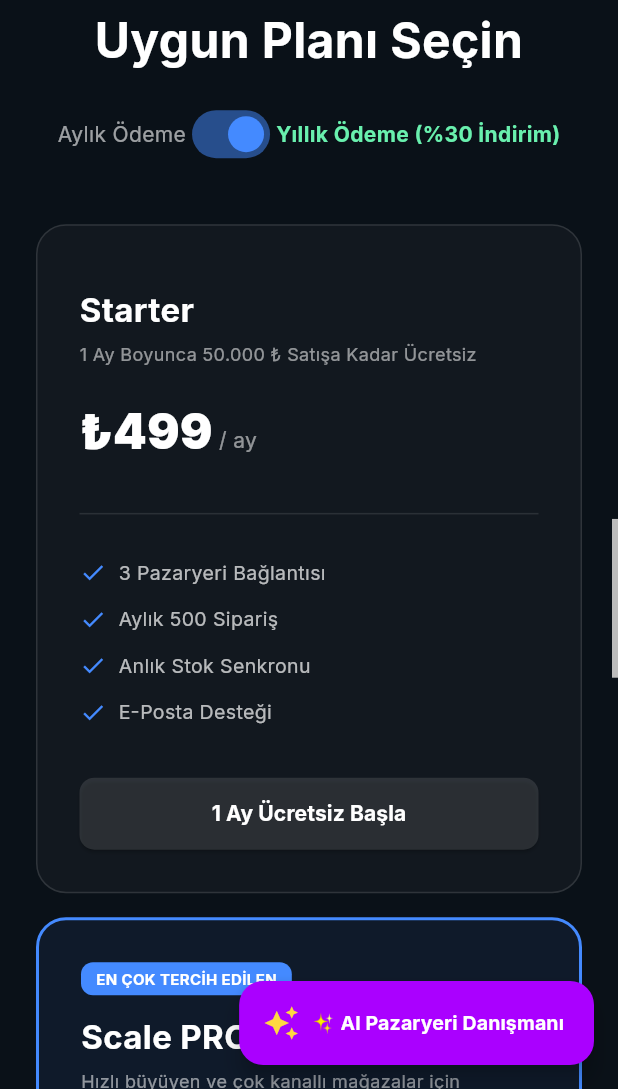
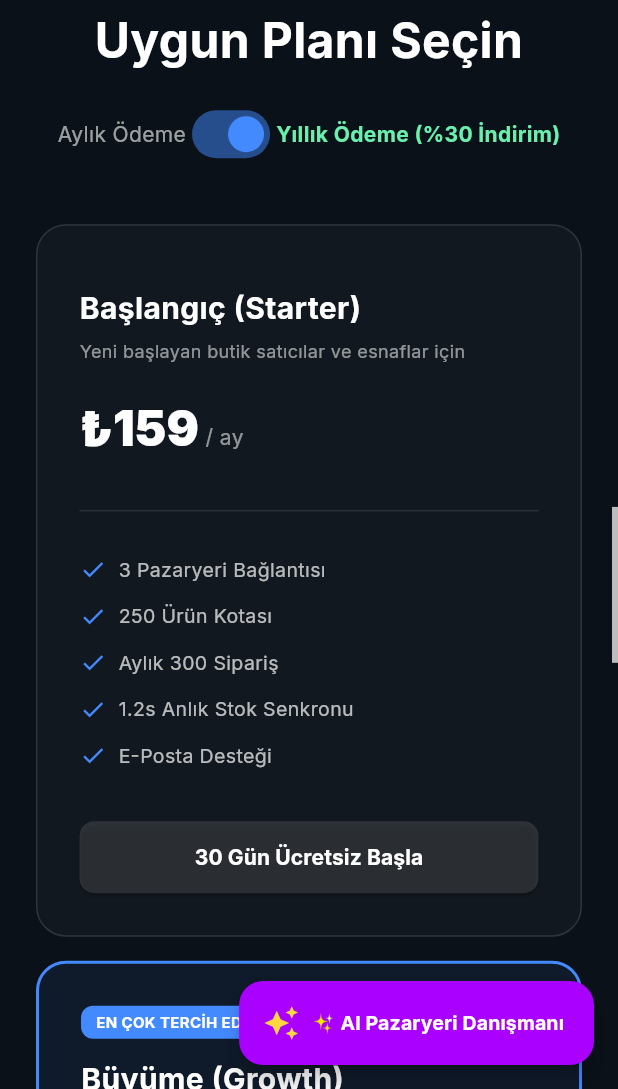
Before and after one commit to osmangdk/PazaryeriSaaS-Web, a Flutter app: the screen it shows after launch, scrolled down 3456 dp, on a phone screen of 412 x 824 dp, the part 147-1236 px from its top. Run offline on Flutter 3.47's test engine with Material 3 defaults, Android fonts, the phone set to English and light mode, and no system bars; our stand-ins replace dio, flutter_riverpod, go_router, google_fonts, shared_preferences; missing offline and left inert: dart:html.

Commit message:
Landing: Update pricing cards to Starter (199 TL), Growth (399 TL), Pro (799 TL) and replace 50.000 TL with standard 30-day / 3-marketplace trial

```diff
--- a/lib/data/api_service.dart
+++ b/lib/data/api_service.dart
@@ -233,9 +233,9 @@ class ApiService {
       };
     } else if (msg.contains('ücretsiz') || msg.contains('fiyat') || msg.contains('deneme') || msg.contains('paket') || msg.contains('kapsıyor')) {
       return {
-        'reply': '🎁 1 Ay (30 Gün) Boyunca 50.000 ₺ İşlem Hacmine Kadar %100 Ücretsiz!\n\nPazaryeriSaaS ı kredi kartı girmeden hemen deneyebilirsiniz:\n* 30 Gün Ücretsiz Kullanım\n* 50.000 ₺ Satış Hacmi & 50 Ürün Kotası\n* 3 Aktif Pazaryeri Bağlantısı (Trendyol, Hepsiburada, Amazon TR vb.)\n* 1.2s Gerçek Zamanlı Stok Senkronizasyonu\n* GİB E-Fatura & Kargo Barkodu Basımı',
+        'reply': '🎁 30 Gün Boyunca Kredi Kartsız %100 Ücretsiz Deneme!\n\nPazaryeriSaaS\'ı kredi kartı girmeden hemen deneyebilirsiniz:\n* 30 Gün Ücretsiz Kullanım\n* 3 Aktif Pazaryeri Bağlantısı (Trendyol, Hepsiburada, Amazon TR vb.)\n* 50 Ürün Kotası & Sınırsız Senkronizasyon\n* 1.2s Gerçek Zamanlı Stok Eşitleme\n* GİB E-Fatura & Kargo Barkodu Basımı',
         'suggestedActions': [
-          {'label': '🚀 1 Ay Ücretsiz Başla', 'actionType': 'go_register'},
+          {'label': '🚀 30 Gün Ücretsiz Başla', 'actionType': 'go_register'},
           {'label': '📞 Müşteri Temsilcisine Bağlan', 'actionType': 'open_support_channels'}
         ],
         'quickPrompts': ['Trendyol mağazamı nasıl bağlarım?', '2 Al 1 Öde nasıl açılır?']
@@ -252,9 +252,9 @@ class ApiService {
     }
 
     return {
-      'reply': 'Merhaba! Ben sizin AI Pazaryeri Danışmanınızım. 🤖\n\nSize aşağıdaki konularda 7/24 rehberlik edebilirim:\n* 🛒 2 Al 1 Öde & Promosyon Kampanyası Tanımlama\n* 🔗 Pazaryeri Mağaza Bağlantıları (Trendyol, Hepsiburada vb.)\n* ⚡ 1.2 Saniyelik Hızlı Stok Eşitleme Mantığı\n* 📑 GİB E-Fatura & Kargo Barkodu Basımı\n* 🖩 Akıllı Komisyon & Kârlı Fiyatlandırma Robotu\n* 🎁 1 Ay / 50.000 ₺ Ücretsiz Deneme Paketi Detayları\n\nBana sormak istediğiniz konuyu yazabilir veya aşağıdaki hızlı butonlara basabilirsiniz!',
+      'reply': 'Merhaba! Ben sizin AI Pazaryeri Danışmanınızım. 🤖\n\nSize aşağıdaki konularda 7/24 rehberlik edebilirim:\n* 🛒 2 Al 1 Öde & Promosyon Kampanyası Tanımlama\n* 🔗 Pazaryeri Mağaza Bağlantıları (Trendyol, Hepsiburada vb.)\n* ⚡ 1.2 Saniyelik Hızlı Stok Eşitleme Mantığı\n* 📑 GİB E-Fatura & Kargo Barkodu Basımı\n* 🖩 Akıllı Komisyon & Kârlı Fiyatlandırma Robotu\n* 🎁 30 Gün Ücretsiz Deneme Paketi Detayları\n\nBana sormak istediğiniz konuyu yazabilir veya aşağıdaki hızlı butonlara basabilirsiniz!',
       'suggestedActions': [
-        {'label': '🚀 1 Ay Ücretsiz Başla', 'actionType': 'go_register'},
+        {'label': '🚀 30 Gün Ücretsiz Başla', 'actionType': 'go_register'},
         {'label': '📞 Müşteri Temsilcisine Bağlan', 'actionType': 'open_support_channels'}
       ],
       'quickPrompts': ['1 Ay ücretsiz deneme nedir?', '2 Al 1 Öde nasıl açılır?', 'Stok senkronizasyonu nasıl çalışır?']
--- a/lib/ui/screens/landing_screen.dart
+++ b/lib/ui/screens/landing_screen.dart
@@ -33,7 +33,7 @@ class _LandingScreenState extends State<LandingScreen> {
     if (_aiMessages.isEmpty) {
       _aiMessages.add({
         'role': 'assistant',
-        'content': 'Merhaba! Ben sizin **AI Pazaryeri Danışmanınızım**. 🤖\n\nPazaryeri SaaS\'ın 1 Ay (30 gün) 50.000 ₺ ücretsiz deneme imkanı, 1.2s anlık stok eşitleme, 2 Al 1 Öde kampanya kurguları ve Trendyol/Hepsiburada entegrasyonu hakkında merak ettiğiniz her şeyi bana sorabilirsiniz.',
+        'content': 'Merhaba! Ben sizin **AI Pazaryeri Danışmanınızım**. 🤖\n\nPazaryeri SaaS\'ın 30 gün ücretsiz deneme imkanı (3 pazaryeri ve 50 ürün kotası), 1.2s anlık stok eşitleme, 2 Al 1 Öde kampanya kurguları ve Trendyol/Hepsiburada entegrasyonu hakkında merak ettiğiniz her şeyi bana sorabilirsiniz.',
         'actions': [
           {'label': '🎁 1 Ay Ücretsiz Deneme Nedir?', 'action': 'ask', 'prompt': '1 Ay ücretsiz deneme paketi neleri kapsıyor?'},
           {'label': '🔥 2 Al 1 Öde Nasıl Çalışır?', 'action': 'ask', 'prompt': '2 Al 1 Öde kampanyaları nasıl çalışıyor?'},
@@ -597,7 +597,7 @@ class _LandingScreenState extends State<LandingScreen> {
             ConstrainedBox(
               constraints: const BoxConstraints(maxWidth: 780),
               child: Text(
-                'Trendyol, Hepsiburada, Amazon, N11, ÇiçekSepeti, PttAVM, Boyner, Sahibinden ve Pazarama siparişlerinizi tek merkezde toplayın. 1 ay boyunca 50.000 ₺ işlem hacmine kadar tamamen ücretsiz deneyin.',
+                'Trendyol, Hepsiburada, Amazon, N11, ÇiçekSepeti, PttAVM, Boyner, Sahibinden ve Pazarama siparişlerinizi tek merkezde toplayın. 30 gün boyunca kredi kartsız tamamen ücretsiz deneyin.',
                 textAlign: TextAlign.center,
                 style: GoogleFonts.inter(color: Colors.white60, fontSize: 16, height: 1.6),
               ),
@@ -628,8 +628,8 @@ class _LandingScreenState extends State<LandingScreen> {
               runSpacing: 8,
               alignment: WrapAlignment.center,
               children: [
-                _microTrustItem('30 Gün / 50.000 ₺ Ücretsiz Limit'),
-                _microTrustItem('Kredi Kartı Gerekmez'),
+                _microTrustItem('30 Gün Kredi Kartsız Deneme'),
+                _microTrustItem('3 Pazaryeri & 50 Ürün Kotası'),
                 _microTrustItem('%100 Çift Satış Koruması'),
                 _microTrustItem('90 Saniyede Kurulum'),
               ],
@@ -847,20 +847,20 @@ class _LandingScreenState extends State<LandingScreen> {
                 ? Row(
                     crossAxisAlignment: CrossAxisAlignment.start,
                     children: [
-                      Expanded(child: _pricingCard(title: 'Starter', price: _isAnnualPricing ? '₺499' : '₺699', desc: '1 Ay Boyunca 50.000 ₺ Satışa Kadar Ücretsiz', features: ['3 Pazaryeri Bağlantısı', 'Aylık 500 Sipariş', 'Anlık Stok Senkronu', 'E-Posta Desteği'], isPopular: false)),
+                      Expanded(child: _pricingCard(title: 'Başlangıç (Starter)', price: _isAnnualPricing ? '₺159' : '₺199', desc: 'Yeni başlayan butik satıcılar ve esnaflar için', features: ['3 Pazaryeri Bağlantısı', '250 Ürün Kotası', 'Aylık 300 Sipariş', '1.2s Anlık Stok Senkronu', 'E-Posta Desteği'], isPopular: false)),
                       const SizedBox(width: 16),
-                      Expanded(child: _pricingCard(title: 'Scale PRO', price: _isAnnualPricing ? '₺1.199' : '₺1.599', desc: 'Hızlı büyüyen ve çok kanallı mağazalar için', features: ['Tüm Pazaryerleri (Sınırsız)', 'Sınırsız Sipariş & Ürün', 'Otomatik E-Fatura & Barkod', 'Akıllı Fiyatlandırma Robotu', 'Öncelikli WhatsApp Desteği'], isPopular: true)),
+                      Expanded(child: _pricingCard(title: 'Büyüme (Growth)', price: _isAnnualPricing ? '₺319' : '₺399', desc: 'Hızlı büyüyen ve çok kanallı mağazalar için', features: ['8 Pazaryeri (Tüm Platformlar)', '2.500 Ürün Kotası', 'Sınırsız Sipariş & Senkron', 'Akıllı Fiyat & Komisyon Robotu', 'AI Pazaryeri Danışmanı', 'Öncelikli Canlı Destek'], isPopular: true)),
                       const SizedBox(width: 16),
-                      Expanded(child: _pricingCard(title: 'Enterprise', price: _isAnnualPricing ? '₺2.799' : '₺3.699', desc: 'Yüksek hacimli markalar ve depolar', features: ['Sınırsız Kanal & Çoklu Depo', 'Logo / Mikro / SAP Entegrasyonu', 'Özel Müşteri Temsilcisi', '7/24 Telefon Hattı'], isPopular: false)),
+                      Expanded(child: _pricingCard(title: 'Profesyonel (Pro)', price: _isAnnualPricing ? '₺639' : '₺799', desc: 'Yüksek hacimli markalar, üreticiler ve depolar', features: ['Sınırsız Pazaryeri & Çoklu Mağaza', '25.000+ Ürün Kotası', 'Sınırsız Sipariş & Eşitleme', 'Otomatik E-Fatura & Barkod', 'Logo / Mikro / ERP Entegrasyonu', '7/24 Özel Destek Hattı'], isPopular: false)),
                     ],
                   )
                 : Column(
                     children: [
-                      _pricingCard(title: 'Starter', price: _isAnnualPricing ? '₺499' : '₺699', desc: '1 Ay Boyunca 50.000 ₺ Satışa Kadar Ücretsiz', features: ['3 Pazaryeri Bağlantısı', 'Aylık 500 Sipariş', 'Anlık Stok Senkronu', 'E-Posta Desteği'], isPopular: false),
+                      _pricingCard(title: 'Başlangıç (Starter)', price: _isAnnualPricing ? '₺159' : '₺199', desc: 'Yeni başlayan butik satıcılar ve esnaflar için', features: ['3 Pazaryeri Bağlantısı', '250 Ürün Kotası', 'Aylık 300 Sipariş', '1.2s Anlık Stok Senkronu', 'E-Posta Desteği'], isPopular: false),
                       const SizedBox(height: 16),
-                      _pricingCard(title: 'Scale PRO', price: _isAnnualPricing ? '₺1.199' : '₺1.599', desc: 'Hızlı büyüyen ve çok kanallı mağazalar için', features: ['Tüm Pazaryerleri (Sınırsız)', 'Sınırsız Sipariş & Ürün', 'Otomatik E-Fatura & Barkod', 'Akıllı Fiyatlandırma Robotu', 'Öncelikli WhatsApp Desteği'], isPopular: true),
+                      _pricingCard(title: 'Büyüme (Growth)', price: _isAnnualPricing ? '₺319' : '₺399', desc: 'Hızlı büyüyen ve çok kanallı mağazalar için', features: ['8 Pazaryeri (Tüm Platformlar)', '2.500 Ürün Kotası', 'Sınırsız Sipariş & Senkron', 'Akıllı Fiyat & Komisyon Robotu', 'AI Pazaryeri Danışmanı', 'Öncelikli Canlı Destek'], isPopular: true),
                       const SizedBox(height: 16),
-                      _pricingCard(title: 'Enterprise', price: _isAnnualPricing ? '₺2.799' : '₺3.699', desc: 'Yüksek hacimli markalar ve depolar', features: ['Sınırsız Kanal & Çoklu Depo', 'Logo / Mikro / SAP Entegrasyonu', 'Özel Müşteri Temsilcisi', '7/24 Telefon Hattı'], isPopular: false),
+                      _pricingCard(title: 'Profesyonel (Pro)', price: _isAnnualPricing ? '₺639' : '₺799', desc: 'Yüksek hacimli markalar, üreticiler ve depolar', features: ['Sınırsız Pazaryeri & Çoklu Mağaza', '25.000+ Ürün Kotası', 'Sınırsız Sipariş & Eşitleme', 'Otomatik E-Fatura & Barkod', 'Logo / Mikro / ERP Entegrasyonu', '7/24 Özel Destek Hattı'], isPopular: false),
                     ],
                   ),
           ],
@@ -883,7 +883,7 @@ class _LandingScreenState extends State<LandingScreen> {
           if (isPopular)
             Container(padding: const EdgeInsets.symmetric(horizontal: 10, vertical: 4), decoration: BoxDecoration(color: Colors.blueAccent, borderRadius: BorderRadius.circular(8)), child: Text('EN ÇOK TERCİH EDİLEN', style: GoogleFonts.inter(color: Colors.white, fontSize: 10, fontWeight: FontWeight.bold))),
           const SizedBox(height: 12),
-          Text(title, style: GoogleFonts.inter(color: Colors.white, fontWeight: FontWeight.bold, fontSize: 22)),
+          Text(title, style: GoogleFonts.inter(color: Colors.white, fontWeight: FontWeight.bold, fontSize: 20)),
           const SizedBox(height: 6),
           Text(desc, style: GoogleFonts.inter(color: Colors.white54, fontSize: 12)),
           const SizedBox(height: 20),
@@ -908,7 +908,7 @@ class _LandingScreenState extends State<LandingScreen> {
             child: ElevatedButton(
               onPressed: () => context.go('/login'),
               style: ElevatedButton.styleFrom(backgroundColor: isPopular ? Colors.blueAccent : Colors.white12, foregroundColor: Colors.white, padding: const EdgeInsets.symmetric(vertical: 14), shape: RoundedRectangleBorder(borderRadius: BorderRadius.circular(10))),
-              child: Text('1 Ay Ücretsiz Başla', style: GoogleFonts.inter(fontWeight: FontWeight.bold)),
+              child: Text('30 Gün Ücretsiz Başla', style: GoogleFonts.inter(fontWeight: FontWeight.bold)),
             ),
           ),
         ],
@@ -920,7 +920,7 @@ class _LandingScreenState extends State<LandingScreen> {
     final faqs = [
       {'q': 'Kurulum ne kadar sürer? Teknik bilgiye ihtiyacım var mı?', 'a': 'Hayır, hiçbir kodlama veya teknik bilgi gerekmez. Pazaryerlerinizden aldığınız API anahtarlarını panelimize girerek mağazalarınızı 90 saniye içinde bağlayabilirsiniz.'},
       {'q': 'Gerçekten çift satış (overselling) riskini engelliyor musunuz?', 'a': 'Evet. Gelişmiş Sync-Engine altyapımız, bir kanaldan sipariş düştüğü anda milisaniyeler seviyesinde diğer tüm platformlardaki stok miktarını günceller ve ceza puanı almanızı engeller.'},
-      {'q': '1 aylık ücretsiz deneme süresinde kredi kartı girmem gerekir mi?', 'a': 'Kesinlikle hayır. Kredi kartı bilginizi girmeden 30 gün boyunca (50.000 ₺ işlem hacmine kadar) tüm Pro özellikleri sınırsız deneyebilirsiniz.'},
+      {'q': '1 aylık ücretsiz deneme süresinde kredi kartı girmem gerekir mi?', 'a': 'Kesinlikle hayır. Kredi kartı bilginizi girmeden 30 gün boyunca (3 pazaryeri ve 50 ürüne kadar) tüm özellikleri ücretsiz deneyebilirsiniz.'},
       {'q': 'Kullandığım muhasebe ve ERP programları ile entegre olabilir mi?', 'a': 'Platformumuz Paraşüt, Bizmu, Logo, Mikro, Zirve gibi tüm popüler ön muhasebe ve ERP yazılımlarıyla tam entegre çalışmaktadır.'},
     ];
 
@@ -967,7 +967,7 @@ class _LandingScreenState extends State<LandingScreen> {
           children: [
             Text('Bugün Başlayın, İlk Satışınızı 10 Dakika İçinde Otomatize Edin.', textAlign: TextAlign.center, style: GoogleFonts.inter(color: Colors.white, fontSize: 30, fontWeight: FontWeight.w900)),
             const SizedBox(height: 16),
-            Text('30 gün boyunca (50.000 ₺ ciroya kadar) kredi kartsız ücretsiz deneyin. E-ticaret operasyonunuzu sıfır hata ile büyütün.', textAlign: TextAlign.center, style: GoogleFonts.inter(color: Colors.white70, fontSize: 15)),
+            Text('30 gün boyunca kredi kartsız ücretsiz deneyin. E-ticaret operasyonunuzu sıfır hata ile büyütün.', textAlign: TextAlign.center, style: GoogleFonts.inter(color: Colors.white70, fontSize: 15)),
             const SizedBox(height: 28),
             ElevatedButton(
               onPressed: () => context.go('/login'),
```
Also changed, not shown: 2 other files.
